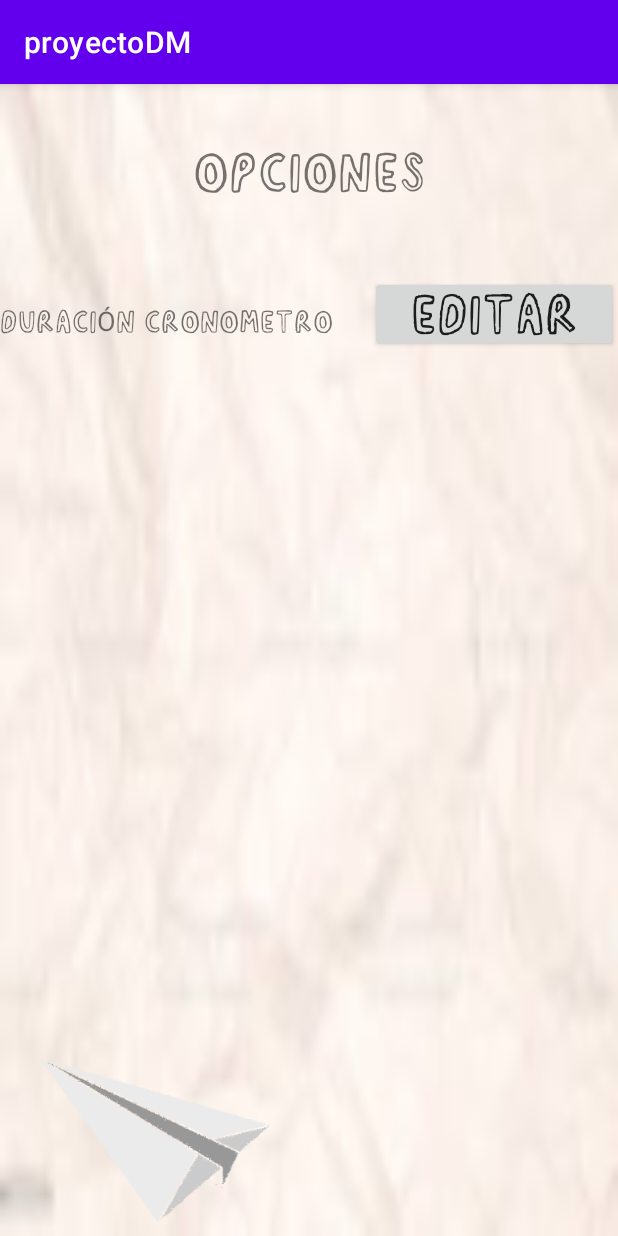
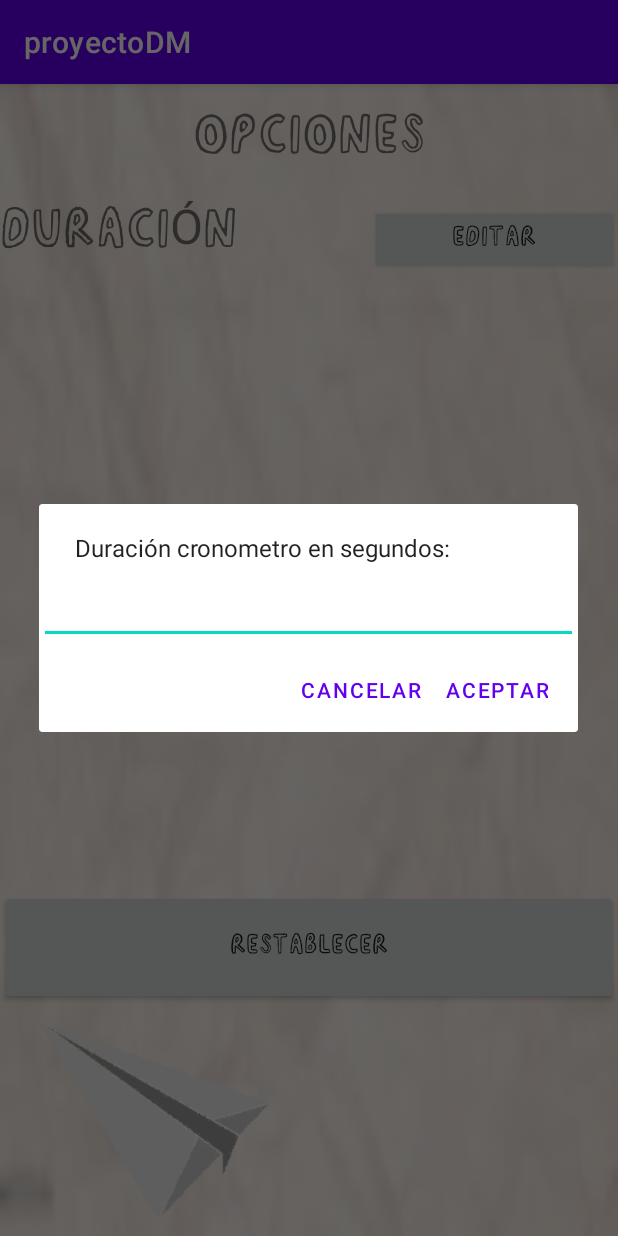
Before and after one commit to kirle/Papelitos-Android, an Android app: the Options screen opened directly, with no data from a screen before it, after a tap on "EDITAR", on a phone screen of 412 x 824 dp. Run offline under Robolectric (Android 15) with nearby library versions, the phone set to English and light mode, and no system bars.

Commit message:
21/12 - options layout added change timer duration and default values option

```diff
--- a/app/src/main/java/com/example/proyectodm/iu/Options.java
+++ b/app/src/main/java/com/example/proyectodm/iu/Options.java
@@ -5,6 +5,7 @@ import androidx.appcompat.app.AppCompatActivity;
 
 import android.content.DialogInterface;
 import android.content.Intent;
+import android.media.Image;
 import android.os.Bundle;
 import android.view.LayoutInflater;
 import android.view.View;
@@ -25,6 +26,16 @@ public class Options extends AppCompatActivity {
         super.onCreate(savedInstanceState);
         setContentView(R.layout.activity_options);
 
+
+        Button btn_restablecer = (Button) findViewById(R.id.btn_restablecer);
+        btn_restablecer.setOnClickListener(new View.OnClickListener() {
+            @Override
+            public void onClick (View v) {
+                RoundTimer.START_TIME_IN_MILLIS = 30000;
+                Toast.makeText(Options.this, "Opciones restablecidas", Toast.LENGTH_SHORT).show();
+            }
+        });
+
         ImageButton btn_back = (ImageButton) findViewById(R.id.btn_backpapelitos);
         btn_back.setOnClickListener(new View.OnClickListener() {
             @Override
@@ -39,7 +50,31 @@ public class Options extends AppCompatActivity {
         editButton.setOnClickListener(new View.OnClickListener() {
             @Override
             public void onClick (View v) {
-                Toast.makeText(Options.this, "Esta opción todavía no está disponible", Toast.LENGTH_SHORT).show();
+                AlertDialog.Builder builder = new AlertDialog.Builder(Options.this);
+                builder.setMessage("Duración cronometro en segundos:");
+                EditText edtxt = new EditText(Options.this);
+                builder.setView(edtxt);
+                builder.setCancelable(false);
+                builder.setNegativeButton("Cancelar", null);
+                builder.setPositiveButton("Aceptar", new DialogInterface.OnClickListener() {
+                    @Override
+                    public void onClick (DialogInterface dialog, int which) {
+                        String edtxtValue = edtxt.getText().toString();
+                        if(edtxtValue.matches("\\d+(?:\\.\\d+)?")){
+                            long longValue = Long.parseLong(edtxtValue);
+                            longValue = longValue * 1000;
+                            RoundTimer.START_TIME_IN_MILLIS = longValue;
+                            Toast.makeText(Options.this, "Duración cronometro modificada", Toast.LENGTH_SHORT).show();
+                        } else{
+                            Toast.makeText(Options.this,"Duración no valida", Toast.LENGTH_SHORT).show();
+                        }
+
+
+
+
+                    }
+                });
+                builder.create().show();
             }
         });
 
--- a/app/src/main/java/com/example/proyectodm/iu/RoundTimer.java
+++ b/app/src/main/java/com/example/proyectodm/iu/RoundTimer.java
@@ -34,7 +34,7 @@ import java.util.concurrent.ThreadLocalRandom;
 
 public class RoundTimer extends AppCompatActivity {
 
-    public static final long START_TIME_IN_MILLIS = 30000;
+    public static long START_TIME_IN_MILLIS = 30000;
     public static long PAUSED_TIME_IN_MILLIS = 0;
 
     private TextView txt_timer;
--- a/app/src/main/res/layout/activity_options.xml
+++ b/app/src/main/res/layout/activity_options.xml
@@ -12,6 +12,7 @@
         android:layout_height="match_parent"
         android:orientation="vertical"
         android:background="@mipmap/backgroundrose"
+        android:weightSum="1"
         >
 
         <!-- Header -->
@@ -20,7 +21,7 @@
             android:layout_width="match_parent"
             android:layout_height="0dp"
             android:orientation="vertical"
-            android:layout_weight="0.5"
+            android:layout_weight="0.1"
 
             >
 
@@ -39,13 +40,13 @@
 
         </LinearLayout>
 
-        <!-- Body -->
+        <!-- Body options-->
         <LinearLayout
             android:id="@+id/options_body"
             android:layout_width="match_parent"
             android:layout_height="0dp"
             android:orientation="vertical"
-            android:layout_weight="2"
+            android:layout_weight="0.6"
             android:weightSum="1"
             >
 
@@ -63,7 +64,7 @@
                     android:layout_height="wrap_content"
                     android:layout_weight="0.6"
                     android:text="DURACIÓN CRONOMETRO"
-                    android:textSize="18dp"
+                    android:textSize="32dp"
                     android:fontFamily="@font/delvue"
                     />
 
@@ -73,20 +74,47 @@
                     android:layout_height="wrap_content"
                     android:layout_weight="0.4"
                     android:fontFamily="@font/delvue"
-                    android:textSize="32dp"
+                    android:textSize="16dp"
                     android:text="EDITAR" />
 
 
+
+
             </LinearLayout>
+
         </LinearLayout>
 
-        <!-- Footer -->
+        <!-- Body empty space-->
+
+        <LinearLayout
+            android:id="@+id/view3"
+            android:layout_width="match_parent"
+            android:layout_height="0dp"
+            android:orientation="vertical"
+            android:layout_weight="0.1"
+
+            >
+
+
+
+            <androidx.appcompat.widget.AppCompatButton
+                android:id="@+id/btn_restablecer"
+                android:layout_width="match_parent"
+                android:layout_height="match_parent"
+                android:fontFamily="@font/delvue"
+                android:gravity="center"
+                android:textSize="16dp"
+                android:text="RESTABLECER" />
+        </LinearLayout>
+
+
+    <!-- Footer -->
         <LinearLayout
             android:id="@+id/options_footer"
             android:layout_width="match_parent"
             android:layout_height="0dp"
             android:orientation="horizontal"
-            android:layout_weight="0.5"
+            android:layout_weight="0.2"
             >
             <!-- Buttons previous , next -->
             <ImageButton
--- a/app/src/main/res/layout/activity_round_timer.xml
+++ b/app/src/main/res/layout/activity_round_timer.xml
@@ -64,6 +64,7 @@
                     android:layout_width="0dp"
                     android:layout_height="wrap_content"
                     android:gravity="center"
+                    android:layout_margin="20px"
                     android:background="@drawable/pauseicon"
                     android:layout_weight="0.3"
 
```
Also changed, not shown: app/src/main/java/com/example/proyectodm/core/DBManager.java (+7 -2 lines).
